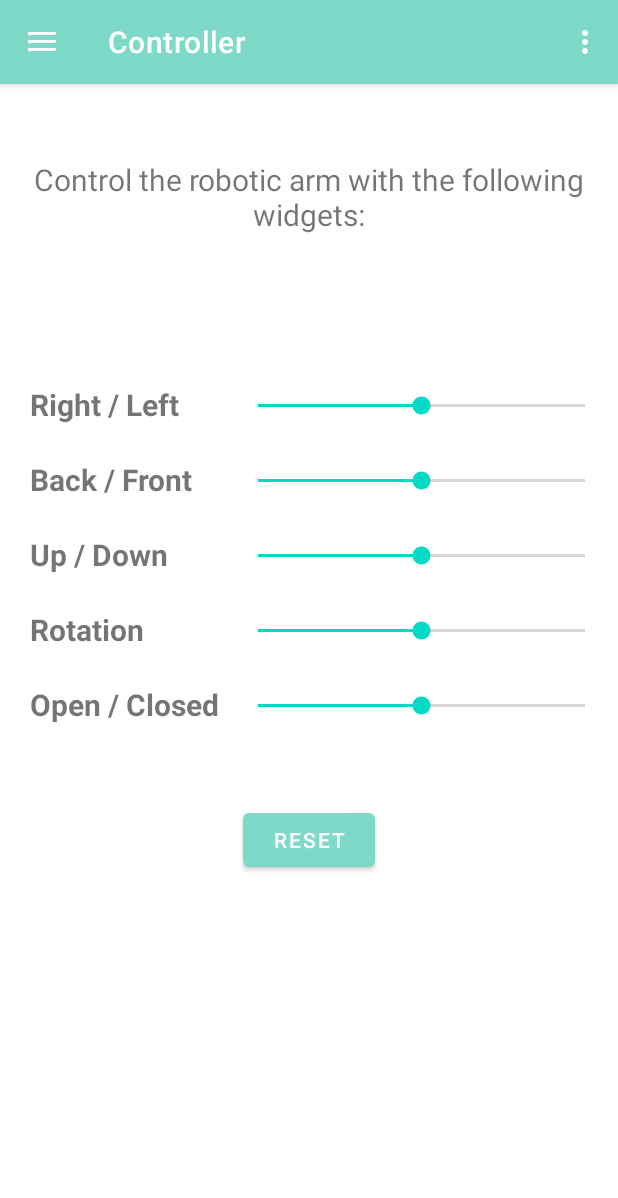
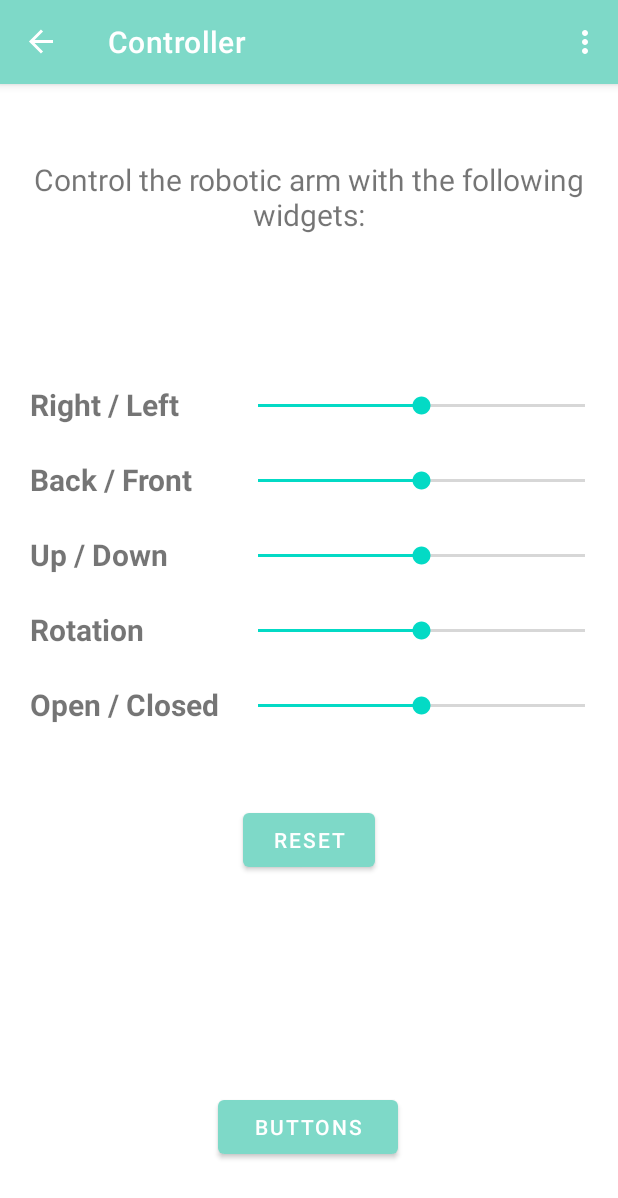
Before and after one commit to ETS-Android3/ArmBot_Java_Android_Studio, an Android app: the screen it shows after launch (MainActivity), after a tap on "ENTER", on a phone screen of 412 x 824 dp. Shown: the top 1198 px of the screen. Run offline under Robolectric (Android 15) with nearby library versions, the phone set to English and light mode, and no system bars; our stand-ins replace navigation-ui.

Commit message:
Add Buttons Controller

```diff
--- a/app/src/main/java/com/example/armbot/MainActivity.java
+++ b/app/src/main/java/com/example/armbot/MainActivity.java
@@ -32,7 +32,7 @@ public class MainActivity extends AppCompatActivity {
         // Passing each menu ID as a set of Ids because each
         // menu should be considered as top level destinations.
         mAppBarConfiguration = new AppBarConfiguration.Builder(
-                R.id.nav_home, R.id.nav_gallery, R.id.nav_settings)
+                R.id.nav_home, R.id.nav_controller, R.id.nav_settings)
                 .setOpenableLayout(drawer)
                 .build();
         NavController navController = Navigation.findNavController(this, R.id.nav_host_fragment_content_main);
--- a/app/src/main/java/com/example/armbot/ui/controller/ControllerFragment.java
+++ /dev/null
@@ -1,47 +0,0 @@
-package com.example.armbot.ui.controller;
-
-import android.os.Bundle;
-import android.view.LayoutInflater;
-import android.view.View;
-import android.view.ViewGroup;
-import android.widget.TextView;
-
-import androidx.annotation.NonNull;
-import androidx.annotation.Nullable;
-import androidx.fragment.app.Fragment;
-import androidx.lifecycle.Observer;
-import androidx.lifecycle.ViewModelProvider;
-
-import com.example.armbot.databinding.FragmentControllerBinding;
-
-public class ControllerFragment extends Fragment {
-
-    private ControllerViewModel galleryViewModel;
-    private FragmentControllerBinding binding;
-
-    public View onCreateView(@NonNull LayoutInflater inflater,
-                             ViewGroup container, Bundle savedInstanceState) {
-        galleryViewModel =
-                new ViewModelProvider(this).get(ControllerViewModel.class);
-
-        binding = FragmentControllerBinding.inflate(inflater, container, false);
-        View root = binding.getRoot();
-
-        /*final TextView textView = binding.textGallery;
-        galleryViewModel.getText().observe(getViewLifecycleOwner(), new Observer<String>() {
-            @Override
-            public void onChanged(@Nullable String s) {
-                textView.setText(s);
-            }
-        });*/
-
-
-        return root;
-    }
-
-    @Override
-    public void onDestroyView() {
-        super.onDestroyView();
-        binding = null;
-    }
-}
--- a/app/src/main/java/com/example/armbot/ui/controller/ControllerViewModel.java
+++ /dev/null
@@ -1,19 +0,0 @@
-package com.example.armbot.ui.controller;
-
-import androidx.lifecycle.LiveData;
-import androidx.lifecycle.MutableLiveData;
-import androidx.lifecycle.ViewModel;
-
-public class ControllerViewModel extends ViewModel {
-
-    /*private MutableLiveData<String> mText;
-
-    public ControllerViewModel() {
-        mText = new MutableLiveData<>();
-        mText.setValue("This is gallery fragment");
-    }
-
-    public LiveData<String> getText() {
-        return mText;
-    }*/
-}
--- /dev/null
+++ b/app/src/main/java/com/example/armbot/ui/controller_buttons/ControllerButtonsViewModel.java
@@ -0,0 +1,6 @@
+package com.example.armbot.ui.controller_buttons;
+
+import androidx.lifecycle.ViewModel;
+
+public class ControllerButtonsViewModel extends ViewModel {
+}
--- /dev/null
+++ b/app/src/main/java/com/example/armbot/ui/controller_seekbars/ControllerSeekbarsFragment.java
@@ -0,0 +1,57 @@
+package com.example.armbot.ui.controller_seekbars;
+
+import android.os.Bundle;
+import android.view.LayoutInflater;
+import android.view.View;
+import android.view.ViewGroup;
+
+import androidx.annotation.NonNull;
+import androidx.fragment.app.Fragment;
+import androidx.lifecycle.ViewModelProvider;
+import androidx.navigation.fragment.NavHostFragment;
+
+import com.example.armbot.R;
+import com.example.armbot.databinding.FragmentControllerSeekbarsBinding;
+
+public class ControllerSeekbarsFragment extends Fragment {
+
+    private ControllerSeekbarsViewModel controllerSeekbarsViewModel;
+    private FragmentControllerSeekbarsBinding binding;
+
+    public View onCreateView(@NonNull LayoutInflater inflater,
+                             ViewGroup container, Bundle savedInstanceState) {
+        controllerSeekbarsViewModel =
+                new ViewModelProvider(this).get(ControllerSeekbarsViewModel.class);
+
+        binding = FragmentControllerSeekbarsBinding.inflate(inflater, container, false);
+        View root = binding.getRoot();
+
+        /*final TextView textView = binding.textGallery;
+        galleryViewModel.getText().observe(getViewLifecycleOwner(), new Observer<String>() {
+            @Override
+            public void onChanged(@Nullable String s) {
+                textView.setText(s);
+            }
+        });*/
+
+        return root;
+    }
+
+    public void onViewCreated(@NonNull View view, Bundle savedInstanceState) {
+        super.onViewCreated(view, savedInstanceState);
+
+        view.findViewById(R.id.buttonButtonsController).setOnClickListener(new View.OnClickListener() {
+            @Override
+            public void onClick(View view) {
+                NavHostFragment.findNavController(com.example.armbot.ui.controller_seekbars.ControllerSeekbarsFragment.this)
+                        .navigate(R.id.action_nav_seekbar_controller_to_nav_button_controller);
+            }
+        });
+    }
+
+    @Override
+    public void onDestroyView() {
+        super.onDestroyView();
+        binding = null;
+    }
+}
--- /dev/null
+++ b/app/src/main/java/com/example/armbot/ui/controller_seekbars/ControllerSeekbarsViewModel.java
@@ -0,0 +1,6 @@
+package com.example.armbot.ui.controller_seekbars;
+
+import androidx.lifecycle.ViewModel;
+
+public class ControllerSeekbarsViewModel extends ViewModel {
+}
--- a/app/src/main/res/layout/fragment_controller.xml
+++ b/app/src/main/res/layout/fragment_controller_seekbars.xml
@@ -4,7 +4,21 @@
     xmlns:tools="http://schemas.android.com/tools"
     android:layout_width="match_parent"
     android:layout_height="match_parent"
-    tools:context=".ui.controller.ControllerFragment">
+    tools:context=".ui.controller_buttons.ControllerButtonsFragment">
+
+    <Button
+        android:id="@+id/buttonButtonsController"
+        android:layout_width="wrap_content"
+        android:layout_height="wrap_content"
+        android:width="120dp"
+        android:height="35dp"
+        android:text="@string/controller_buttons_text"
+        app:layout_constraintBottom_toBottomOf="parent"
+        app:layout_constraintEnd_toEndOf="parent"
+        app:layout_constraintHorizontal_bias="0.498"
+        app:layout_constraintStart_toStartOf="parent"
+        app:layout_constraintTop_toTopOf="parent"
+        app:layout_constraintVertical_bias="0.932" />
 
     <TextView
         android:id="@+id/configuration_text"
--- a/app/src/main/res/menu/activity_main_drawer.xml
+++ b/app/src/main/res/menu/activity_main_drawer.xml
@@ -9,7 +9,7 @@
             android:icon="@drawable/home_icon"
             android:title="@string/menu_home" />
         <item
-            android:id="@+id/nav_gallery"
+            android:id="@+id/nav_controller"
             android:icon="@drawable/controller_icon"
             android:title="@string/menu_controller" />
         <item
--- a/app/src/main/res/navigation/mobile_navigation.xml
+++ b/app/src/main/res/navigation/mobile_navigation.xml
@@ -12,14 +12,28 @@
         tools:layout="@layout/fragment_home" >
         <action
             android:id="@+id/action_nav_home_to_nav_controller"
-            app:destination="@id/nav_gallery" />
+            app:destination="@id/nav_controller_seekbars" />
     </fragment>
 
     <fragment
-        android:id="@+id/nav_gallery"
-        android:name="com.example.armbot.ui.controller.ControllerFragment"
+        android:id="@+id/nav_controller_buttons"
+        android:name="com.example.armbot.ui.controller_buttons.ControllerButtonsFragment"
         android:label="@string/menu_controller"
-        tools:layout="@layout/fragment_controller" />
+        tools:layout="@layout/fragment_controller_buttons">
+        <action
+            android:id="@+id/action_nav_button_controller_to_nav_seekbar_controller"
+            app:destination="@id/nav_controller_seekbars" />
+    </fragment>
+
+    <fragment
+        android:id="@+id/nav_controller_seekbars"
+        android:name="com.example.armbot.ui.controller_seekbars.ControllerSeekbarsFragment"
+        android:label="@string/menu_controller"
+        tools:layout="@layout/fragment_controller_seekbars" >
+        <action
+            android:id="@+id/action_nav_seekbar_controller_to_nav_button_controller"
+            app:destination="@id/nav_controller_buttons" />
+    </fragment>
 
     <fragment
         android:id="@+id/nav_settings"
```
Also changed, not shown: app/src/main/java/com/example/armbot/ui/controller_buttons/ControllerButtonsFragment.java (added, +57 -0 lines), app/src/main/res/layout/fragment_controller_buttons.xml (added, +159 -0 lines), app/src/main/res/values/strings.xml (+13 -0 lines), app/src/main/res/drawable/arrow.png (added).
